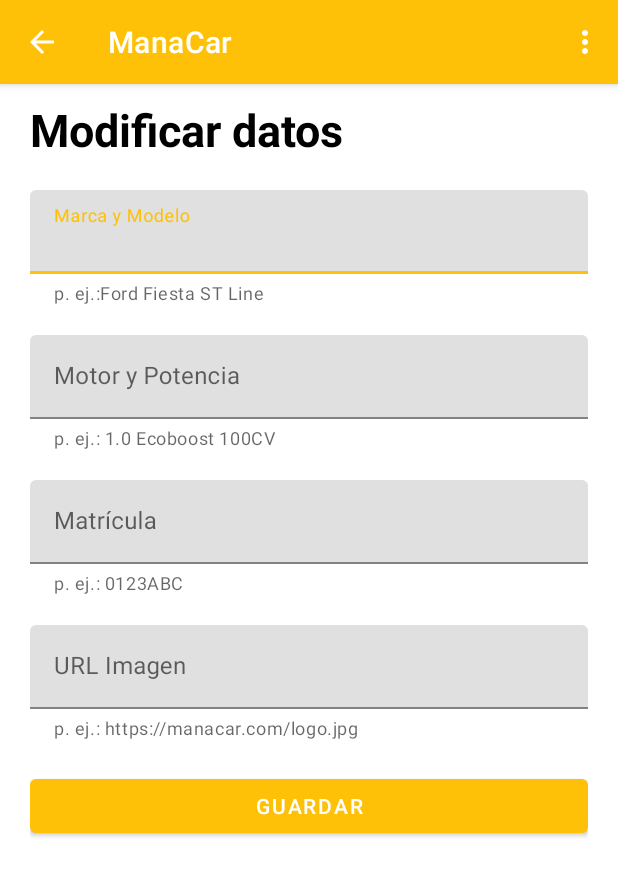
After one commit to eliezergh/ManaCar, an Android app: the modActivity screen opened directly, with no data from a screen before it, on a phone screen of 412 x 824 dp. The commit adds this screen. Shown: the top 876 px of the screen. Run offline under Robolectric (Android 15) with nearby library versions, the phone set to English and light mode, and no system bars; our stand-ins replace Firebase (no records; nobody signed in at launch, a user with empty details on screens opened directly); 4 statements that could not run were skipped.

Commit message:
Modify button works You can tap modify button to change values of the desired cardview.

```diff
--- a/app/build.gradle
+++ b/app/build.gradle
@@ -53,4 +53,6 @@ dependencies {
     annotationProcessor 'com.github.bumptech.glide:compiler:4.12.0'
     implementation 'com.firebaseui:firebase-ui-storage:6.4.0'
 
+
+
 }
--- a/app/src/main/java/com/eliezergh/manacar/MyVehicleRecyclerViewAdapter.java
+++ b/app/src/main/java/com/eliezergh/manacar/MyVehicleRecyclerViewAdapter.java
@@ -101,6 +101,20 @@ public class MyVehicleRecyclerViewAdapter extends RecyclerView.Adapter<MyVehicle
                 notifyDataSetChanged();
             }
         });
+        //Modify BUTTON
+        holder.modifyButton.setOnClickListener(new View.OnClickListener(){
+            @Override
+            public void onClick(View v) {
+                //Get the vID to modify
+                String vIdToModify = holder.mItem.getvId();
+                Intent intent = new Intent(ctx, modActivity.class);
+                //Pass the vID to the next modify activity
+                intent.putExtra("EXTRA_VEHICLE_ID", vIdToModify);
+                ctx.startActivity(intent);
+
+            }
+        });
+        //
         holder.mView.setOnClickListener(new View.OnClickListener() {
             @Override
             public void onClick(View v) {
--- a/app/src/main/java/com/eliezergh/manacar/addActivity.java
+++ b/app/src/main/java/com/eliezergh/manacar/addActivity.java
@@ -26,6 +26,7 @@ public class addActivity extends AppCompatActivity {
 
     //DB Connection
     DatabaseReference mRootRef = FirebaseDatabase.getInstance().getReference();
+
 
     @Override
     protected void onCreate(Bundle savedInstanceState) {
--- /dev/null
+++ b/app/src/main/java/com/eliezergh/manacar/modActivity.java
@@ -0,0 +1,134 @@
+package com.eliezergh.manacar;
+
+import android.content.Intent;
+import android.os.Bundle;
+import android.renderscript.Sampler;
+import android.util.Log;
+import android.view.Menu;
+import android.view.MenuItem;
+import android.view.View;
+import android.widget.Button;
+import android.widget.TextView;
+import android.widget.Toast;
+
+import androidx.annotation.NonNull;
+import androidx.appcompat.app.ActionBar;
+import androidx.appcompat.app.AppCompatActivity;
+
+import com.google.android.material.snackbar.Snackbar;
+import com.google.android.material.textfield.TextInputLayout;
+import com.google.firebase.database.DataSnapshot;
+import com.google.firebase.database.DatabaseError;
+import com.google.firebase.database.DatabaseReference;
+import com.google.firebase.database.FirebaseDatabase;
+import com.google.firebase.database.ValueEventListener;
+
+import org.jetbrains.annotations.NotNull;
+
+import java.util.Arrays;
+import java.util.Random;
+
+
+public class modActivity extends AppCompatActivity {
+
+    //DB Connection
+    DatabaseReference mRootRef = FirebaseDatabase.getInstance().getReference();
+    DatabaseReference mConditionRef = mRootRef.child("vehicles");
+
+    @Override
+    protected void onCreate(Bundle savedInstanceState) {
+        super.onCreate(savedInstanceState);
+        setContentView(R.layout.activity_mod);
+        // calling the action bar
+        ActionBar actionBar = getSupportActionBar();
+        // showing the back button in action bar
+        actionBar.setDisplayHomeAsUpEnabled(true);
+
+    }
+
+    @Override
+    public boolean onCreateOptionsMenu(Menu menu) {
+        // Inflate the menu; this adds items to the action bar if it is present.
+        getMenuInflater().inflate(R.menu.menu_main, menu);
+        return true;
+    }
+
+    @Override
+    public boolean onOptionsItemSelected(@NonNull MenuItem item) {
+        switch (item.getItemId()) {
+            case android.R.id.home:
+                this.finish();
+                return true;
+        }
+        return super.onOptionsItemSelected(item);
+    }
+
+    @Override
+    protected void onStart() {
+        super.onStart();
+        TextInputLayout modVehicleManufacturer = findViewById(R.id.modVehicleManufacturer);
+        TextInputLayout modVehicleMotor = findViewById(R.id.modVehicleMotor);
+        TextInputLayout modVehicleRegistrationNumber = findViewById(R.id.modVehicleRegistrationNumber);
+        TextInputLayout modVehicleMainImage = findViewById(R.id.modVehicleMainImage);
+        //Get vehicle id to modify
+        String vIdToModify = getIntent().getStringExtra("EXTRA_VEHICLE_ID");
+        Log.e("vID TO MODIFIY: ", vIdToModify);
+        //Bring back data from DB
+        final String[] mVehicleManufacturer = new String[1];
+        final String[] mMotor = new String[1];
+        final String[] mVehicleRegistrationNumber = new String[1];
+        final String[] mVehicleMainImage = new String[1];
+        mConditionRef.child(vIdToModify).addValueEventListener(new ValueEventListener() {
+            @Override
+            public void onDataChange(@NonNull @NotNull DataSnapshot snapshot) {
+                Vehicle vehicle = snapshot.getValue(Vehicle.class);
+                mVehicleManufacturer[0] = vehicle.vehicleManufacturer;
+                mMotor[0] = vehicle.Motor;
+                mVehicleRegistrationNumber[0] = vehicle.vehicleRegistrationNumber;
+                mVehicleMainImage[0] = vehicle.vehicleMainImage;
+                //Set text on TextViews
+                modVehicleManufacturer.getEditText().setText(mVehicleManufacturer[0]);
+                modVehicleMotor.getEditText().setText(mMotor[0]);
+                modVehicleRegistrationNumber.getEditText().setText(mVehicleRegistrationNumber[0]);
+                modVehicleMainImage.getEditText().setText(mVehicleMainImage[0]);
+            }
+            @Override
+            public void onCancelled(@NonNull @NotNull DatabaseError error) {
+
+            }
+        });
+
+        //Save changes
+        Button modifyButton = findViewById(R.id.modVehicleSaveButton);
+        modifyButton.setOnClickListener(new View.OnClickListener() {
+            @Override
+            public void onClick(View v) {
+
+                //DatabaseReference mConditionVId = mRootRef.child("vehicles").child(vIdToModify);
+                DatabaseReference mConditionVName = mRootRef.child("vehicles").child(vIdToModify).child("vehicleManufacturer");
+                DatabaseReference mConditionVMotor = mRootRef.child("vehicles").child(vIdToModify).child("Motor");
+                DatabaseReference mConditionVRNumber = mRootRef.child("vehicles").child(vIdToModify).child("vehicleRegistrationNumber");
+                DatabaseReference mConditionVMImage = mRootRef.child("vehicles").child(vIdToModify).child("vehicleMainImage");
+                //First, we should get the values on the form
+                String VehicleManufacturer = modVehicleManufacturer.getEditText().getText().toString();
+                String VehicleMotor = modVehicleMotor.getEditText().getText().toString();
+                String VehicleRegistrationNumber = modVehicleRegistrationNumber.getEditText().getText().toString();
+                String VehicleMainImage = modVehicleMainImage.getEditText().getText().toString();
+
+                if (!VehicleManufacturer.isEmpty() && !VehicleMotor.isEmpty() && !VehicleRegistrationNumber.isEmpty()) {
+                    mConditionVName.setValue(VehicleManufacturer);
+                    mConditionVMotor.setValue(VehicleMotor);
+                    mConditionVRNumber.setValue(VehicleRegistrationNumber);
+                    mConditionVMImage.setValue(VehicleMainImage);
+
+                    //Go back to Main Activity
+                    startActivity(new Intent(modActivity.this, MainActivity.class));
+                } else {
+                    Log.e("Vehicle MODIFY: ", "EMPTY FORM");
+                    Snackbar.make(modifyButton, "Hay campos vacios", Snackbar.LENGTH_SHORT).show();
+                }
+            }
+        });
+    }
+
+}
--- /dev/null
+++ b/app/src/main/res/layout/activity_mod.xml
@@ -0,0 +1,110 @@
+<?xml version="1.0" encoding="utf-8"?>
+<androidx.coordinatorlayout.widget.CoordinatorLayout xmlns:android="http://schemas.android.com/apk/res/android"
+    xmlns:app="http://schemas.android.com/apk/res-auto"
+    xmlns:tools="http://schemas.android.com/tools"
+    android:layout_width="match_parent"
+    android:layout_height="match_parent"
+    tools:context=".modActivity">
+    <ScrollView
+        android:layout_width="match_parent"
+        android:layout_height="match_parent"
+        android:fillViewport="true">
+
+        <LinearLayout
+            android:layout_width="match_parent"
+            android:layout_height="match_parent"
+            android:orientation="vertical"
+            android:paddingLeft="20dp"
+            android:paddingTop="10dp"
+            android:paddingRight="20dp"
+            android:paddingBottom="20dp">
+            <!--android:background="#2C2C2C"-->
+
+            <TextView
+                android:id="@+id/modTitleText"
+                android:layout_width="match_parent"
+                android:layout_height="wrap_content"
+                android:text="Modificar datos"
+                android:textColor="@color/black"
+                android:textSize="30sp"
+                android:textStyle="bold" />
+            <!--Manufacturer-->
+            <com.google.android.material.textfield.TextInputLayout
+                android:id="@+id/modVehicleManufacturer"
+                android:layout_width="match_parent"
+                android:layout_height="wrap_content"
+                android:hint="Marca y Modelo"
+                android:layout_marginTop="20dp"
+                app:helperTextEnabled="true"
+                app:helperText="p. ej.:Ford Fiesta ST Line">
+
+                <com.google.android.material.textfield.TextInputEditText
+                    android:layout_width="match_parent"
+                    android:layout_height="wrap_content"
+                    />
+
+            </com.google.android.material.textfield.TextInputLayout>
+            <!--Motor-->
+            <com.google.android.material.textfield.TextInputLayout
+                android:id="@+id/modVehicleMotor"
+                android:layout_width="match_parent"
+                android:layout_height="wrap_content"
+                android:hint="Motor y Potencia"
+                android:layout_marginTop="20dp"
+                app:helperTextEnabled="true"
+                app:helperText="p. ej.: 1.0 Ecoboost 100CV">
+
+                <com.google.android.material.textfield.TextInputEditText
+                    android:layout_width="match_parent"
+                    android:layout_height="wrap_content"
+                    />
+
+            </com.google.android.material.textfield.TextInputLayout>
+            <!--Registration Number-->
+            <com.google.android.material.textfield.TextInputLayout
+                android:id="@+id/modVehicleRegistrationNumber"
+                android:layout_width="match_parent"
+                android:layout_height="wrap_content"
+                android:hint="Matrícula"
+                android:layout_marginTop="20dp"
+                app:helperTextEnabled="true"
+                app:helperText="p. ej.: 0123ABC">
+
+                <com.google.android.material.textfield.TextInputEditText
+                    android:layout_width="match_parent"
+                    android:layout_height="wrap_content"
+                    />
+
+            </com.google.android.material.textfield.TextInputLayout>
+
+            <!--ImageView-->
+            <com.google.android.material.textfield.TextInputLayout
+                android:id="@+id/modVehicleMainImage"
+                android:layout_width="match_parent"
+                android:layout_height="wrap_content"
+                android:hint="URL Imagen"
+                android:layout_marginTop="20dp"
+                app:helperTextEnabled="true"
+                app:helperText="p. ej.: https://manacar.com/logo.jpg">
+
+                <com.google.android.material.textfield.TextInputEditText
+                    android:layout_width="match_parent"
+                    android:layout_height="wrap_content"
+                    />
+
+            </com.google.android.material.textfield.TextInputLayout>
+
+            <com.google.android.material.button.MaterialButton
+                android:id="@+id/modVehicleSaveButton"
+                android:layout_width="match_parent"
+                android:layout_height="wrap_content"
+                android:layout_marginTop="20dp"
+                android:layout_marginBottom="10dp"
+                android:text="@string/save_spanish"
+                android:textColor="@color/white"
+                app:backgroundTint="@color/amber_500" />
+
+        </LinearLayout>
+
+    </ScrollView>
+</androidx.coordinatorlayout.widget.CoordinatorLayout>
```
Also changed, not shown: app/src/main/AndroidManifest.xml (+7 -0 lines).
